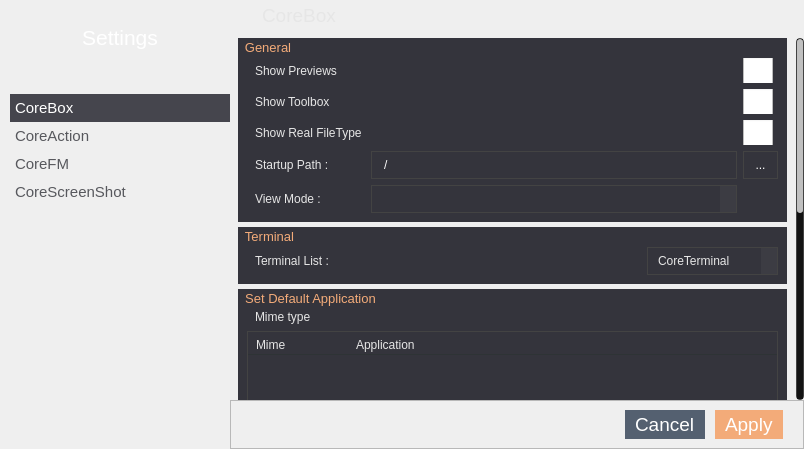
First picture: the form in app/settings/settings.ui, repository rahmanshaber/corebox, before the edit.
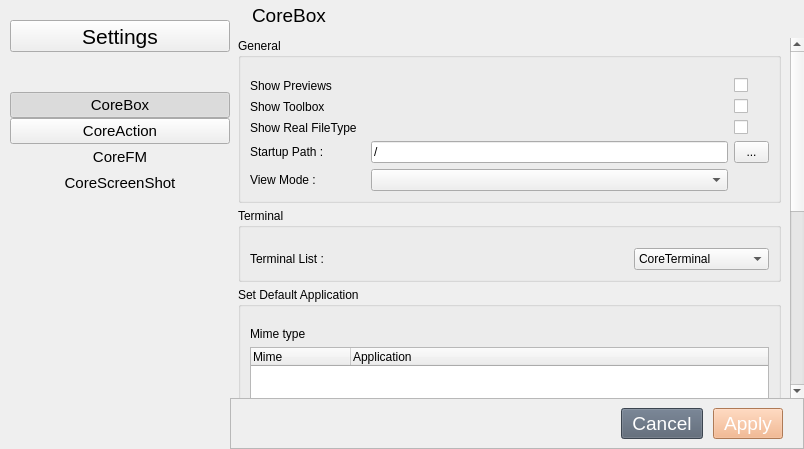
Second picture: the form after the edit. The open tabs and pages were chosen to show the change. Icons and pictures are not drawn.

```diff
--- a/app/settings/settings.ui
+++ b/app/settings/settings.ui
@@ -21,166 +21,7 @@
    <enum>Qt::LeftToRight</enum>
   </property>
   <property name="styleSheet">
-   <string notr="true">/*Settings */
-
-#appTitle{
-    border: 1px #232323;
-    background-color: transparent;
-    color: #ffffff;}
-
-
-QWidget [accessibleName=&quot;shortcut&quot;]{
-    background-color: #34343C;
-    color: #ffffff;
-    border: 1px #45454D;}
-
-QWidget [accessibleName=&quot;nameBar&quot;]{
-   background-color:#363941;
-   color: #000000;
-    border: 1px #45454D;}
-
-QWidget [accessibleName=&quot;applyBar&quot;]{
-    background-color: #45454D;
-    color: #ffffff;
-    border: 1px #45454D;}
-
-QWidget [accessibleName=&quot;pages&quot;]{
-    background-color: #45454D;
-    color: #E6E6E6;
-    border: 1px #45454D;}
-
-
-QLineEdit{
-    background-color: transparent;
-    color: #ffffff;
-    border: 1px solid #434343;
-    padding: 5px 5px 5px 10px;}
-
-
-QLabel{
-    background-color: transparent;
-    color:#E6E6E6 ;
-    padding: 1px 5px 1px 5px;}
-
-
-QPushButton{
-    background-color: transparent;
-    color: #000000;
-    Text-align:left;
-    border: 1px #434343;
-    padding: 5px 5px 5px 5px;}
-QPushButton:checked{
-    color: #ffffff;
-    background-color:#45454D ;}
-QPushButton:!checked{
-    color: #57585D ;}
-
-
-QToolButton{
-    background-color: transparent;
-    color: #ffffff;
-    padding: 3px 5px 3px 5px;
-    border: 1px solid #434343;}
-QToolButton:pressed{
-    background-color: #3E4A58;}
-QToolButton:hover {
-    background-color: #3E4A58; }
-
-
-QCheckBox::indicator {
-    width: 30px;
-    height: 30px;}
-QCheckBox::indicator:checked {
-    image: url(:/icons/toggle_on_w.svg);}
-QCheckBox::indicator:unchecked {
-    image: url(:/icons/toggle_off_w.svg);}
-
-
-QGroupBox {
-    font-size: 13px;
-    margin-top: -1ex;
-    background-color: #34343C;
-    color: #E6E6E6;
-    border: 1px  #434343;}
-QGroupBox::title {
-    subcontrol-origin: margin;
-    subcontrol-position: top left;
-    background-color: #34343C;
-    color:#F3AB79 ;
-    padding: 2px 5px 2px 5px;}
-
-
-QComboBox {
-    background-color: #34343C;
-    color: #E6E6E6;
-    border: 1px solid #434343;
-    padding: 5px 5px 5px 10px;}
-QComboBox QAbstractItemView {
-    background-color: #363941;
-    color: #ffffff;
-    selection-background-color: #C2C2C2;}
-QComboBox::drop-down {
-    background-color: #3C3C43;}
-QComboBox::down-arrow {
-    image: url();}
-QComboBox:focus{
-    border:1px solid #C2C2C2;}
-
-
-QHeaderView{ 
-    border-bottom-style:solid;
-    border-width:1;
-    border-color: #2E3335;
-    padding-left: 4px;
-    background-color:transparent;
-    color:#E6E6E6;}
-QHeaderView::section {
-    padding: 1px 3px 1px 3px;
-    background-color:transparent;
-    color:#E6E6E6;
-    border: 1px #ffffff;
-    padding-top: 4px;
-    font: 10pt &quot;Cantarell&quot;;
-    font-style: normal;}
-
-QTreeView {
-    background-color: transparent;
-    color:#E6E6E6; 
-    border: 1px solid #434343;}
-QTreeView::item:selected {
-    background-color:#1793D1 ;
-    color:#000000; }
-
-
-QListView {
-    background-color: transparent;
-    color:#E6E6E6;
-    border: 1px solid #434343;
-    padding: 5px 5px 0px 5px;}
-QListView::item:selected {
-    background-color:#1793D1 ;
-    color:#000000; }
-
-
-QScrollBar:vertical {
-    background-color: rgba( 0, 0, 0, 72% );
-    max-width: 8px;
-    border-radius: 4px;
-    padding: 1px; }
-QScrollBar::handle:vertical {
-    background-color: silver;
-    max-width: 6px;
-    min-height: 12px;
-    border-radius: 3px; }
-QScrollBar::sub-page:vertical {
-    background-color: rgba( 0, 0, 0, 72% ); }
-QScrollBar::add-page:vertical {
-    background-color: rgba( 0, 0, 0, 72% ); }
-QScrollBar::add-line:vertical,
-QScrollBar::sub-line:vertical {
-    width: 0px; height: 0px; }
-
-</string>
+   <string notr="true"/>
   </property>
   <layout class="QGridLayout" name="gridLayout_2">
    <property name="leftMargin">
@@ -1123,8 +964,8 @@
            <rect>
             <x>0</x>
             <y>0</y>
-            <width>555</width>
-            <height>726</height>
+            <width>538</width>
+            <height>748</height>
            </rect>
           </property>
           <property name="accessibleName">
```
